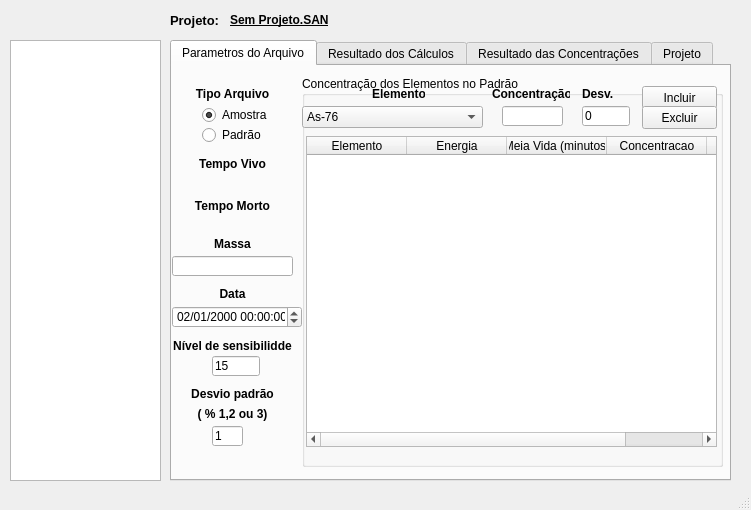
This is source/Designer/frmmenu.ui in TheProjecter/naas as Qt 5 draws it before an edit. The edited form follows.
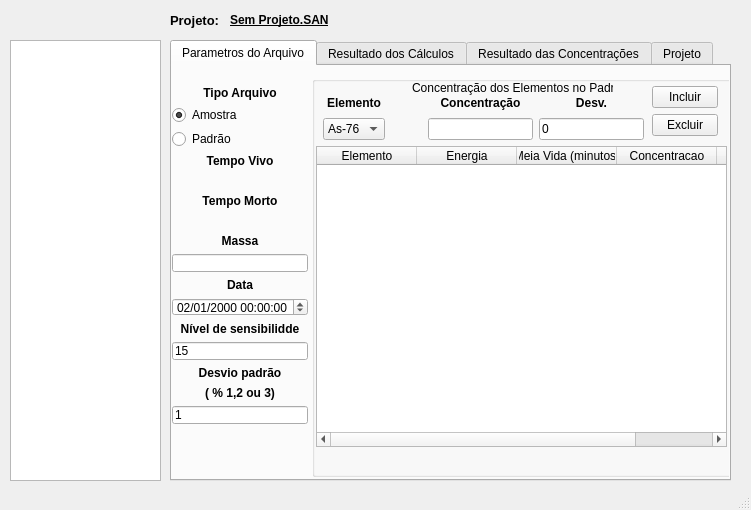
This is the edited form.

What changed in the file:
```diff
--- a/source/Designer/frmmenu.ui
+++ b/source/Designer/frmmenu.ui
@@ -50,404 +50,38 @@
          <verstretch>0</verstretch>
         </sizepolicy>
        </property>
-       <property name="currentIndex" >
+       <property name="minimumSize">
+        <size>
+         <width>559</width>
+         <height>439</height>
+        </size>
+       </property>
+       <property name="currentIndex">
         <number>0</number>
        </property>
        <widget class="QWidget" name="tbresultados" >
         <attribute name="title" >
          <string>Parametros do Arquivo</string>
         </attribute>
-        <widget class="QLabel" name="label_6" >
-         <property name="geometry" >
+        <widget class="QGroupBox" name="groupBox">
+         <property name="geometry">
           <rect>
-           <x>0</x>
-           <y>130</y>
-           <width>121</width>
-           <height>20</height>
-          </rect>
-         </property>
-         <property name="font" >
-          <font>
-           <weight>75</weight>
-           <bold>true</bold>
-          </font>
-         </property>
-         <property name="text" >
-          <string>Tempo Morto</string>
-         </property>
-         <property name="alignment" >
-          <set>Qt::AlignCenter</set>
-         </property>
-        </widget>
-        <widget class="QLabel" name="label_3" >
-         <property name="geometry" >
-          <rect>
-           <x>0</x>
-           <y>170</y>
-           <width>121</width>
-           <height>16</height>
-          </rect>
-         </property>
-         <property name="font" >
-          <font>
-           <weight>75</weight>
-           <bold>true</bold>
-          </font>
-         </property>
-         <property name="text" >
-          <string>Massa</string>
-         </property>
-         <property name="alignment" >
-          <set>Qt::AlignCenter</set>
-         </property>
-        </widget>
-        <widget class="QLabel" name="label" >
-         <property name="geometry" >
-          <rect>
-           <x>0</x>
-           <y>220</y>
-           <width>121</width>
-           <height>16</height>
-          </rect>
-         </property>
-         <property name="font" >
-          <font>
-           <weight>75</weight>
-           <bold>true</bold>
-          </font>
-         </property>
-         <property name="text" >
-          <string>Data</string>
-         </property>
-         <property name="alignment" >
-          <set>Qt::AlignCenter</set>
-         </property>
-        </widget>
-        <widget class="QLabel" name="label_4" >
-         <property name="geometry" >
-          <rect>
-           <x>0</x>
-           <y>90</y>
-           <width>121</width>
-           <height>16</height>
-          </rect>
-         </property>
-         <property name="font" >
-          <font>
-           <weight>75</weight>
-           <bold>true</bold>
-          </font>
-         </property>
-         <property name="text" >
-          <string>Tempo Vivo</string>
-         </property>
-         <property name="alignment" >
-          <set>Qt::AlignCenter</set>
-         </property>
-        </widget>
-        <widget class="QLabel" name="label_5" >
-         <property name="geometry" >
-          <rect>
-           <x>0</x>
-           <y>20</y>
-           <width>121</width>
-           <height>16</height>
-          </rect>
-         </property>
-         <property name="font" >
-          <font>
-           <weight>75</weight>
-           <bold>true</bold>
-          </font>
-         </property>
-         <property name="text" >
-          <string>Tipo Arquivo</string>
-         </property>
-         <property name="alignment" >
-          <set>Qt::AlignCenter</set>
-         </property>
-        </widget>
-        <widget class="QLabel" name="label_9" >
-         <property name="geometry" >
-          <rect>
-           <x>0</x>
-           <y>320</y>
-           <width>121</width>
-           <height>16</height>
-          </rect>
-         </property>
-         <property name="font" >
-          <font>
-           <weight>75</weight>
-           <bold>true</bold>
-          </font>
-         </property>
-         <property name="text" >
-          <string>Desvio padrão</string>
-         </property>
-         <property name="alignment" >
-          <set>Qt::AlignCenter</set>
-         </property>
-        </widget>
-        <widget class="QLabel" name="lblmorto" >
-         <property name="geometry" >
-          <rect>
-           <x>0</x>
-           <y>150</y>
-           <width>121</width>
-           <height>16</height>
-          </rect>
-         </property>
-         <property name="text" >
-          <string/>
-         </property>
-         <property name="alignment" >
-          <set>Qt::AlignCenter</set>
-         </property>
-        </widget>
-        <widget class="QLabel" name="lblvivo" >
-         <property name="geometry" >
-          <rect>
-           <x>0</x>
-           <y>110</y>
-           <width>121</width>
-           <height>16</height>
-          </rect>
-         </property>
-         <property name="text" >
-          <string/>
-         </property>
-         <property name="alignment" >
-          <set>Qt::AlignCenter</set>
-         </property>
-        </widget>
-        <widget class="QLineEdit" name="txtmassa" >
-         <property name="geometry" >
-          <rect>
-           <x>0</x>
-           <y>190</y>
-           <width>121</width>
-           <height>20</height>
-          </rect>
-         </property>
-        </widget>
-        <widget class="QDateTimeEdit" name="txtdatah" >
-         <property name="geometry" >
-          <rect>
-           <x>0</x>
-           <y>240</y>
-           <width>130</width>
-           <height>22</height>
-          </rect>
-         </property>
-         <property name="dateTime" >
-          <datetime>
-           <hour>0</hour>
-           <minute>0</minute>
-           <second>0</second>
-           <year>2000</year>
-           <month>1</month>
-           <day>2</day>
-          </datetime>
-         </property>
-         <property name="displayFormat" >
-          <string>dd/MM/yyyy HH:mm:ss</string>
-         </property>
-        </widget>
-        <widget class="QLineEdit" name="txtnivel" >
-         <property name="geometry" >
-          <rect>
-           <x>40</x>
-           <y>290</y>
-           <width>48</width>
-           <height>20</height>
-          </rect>
-         </property>
-         <property name="text" >
-          <string>15</string>
-         </property>
-        </widget>
-        <widget class="QLineEdit" name="txtsigma" >
-         <property name="geometry" >
-          <rect>
-           <x>40</x>
-           <y>360</y>
-           <width>31</width>
-           <height>20</height>
-          </rect>
-         </property>
-         <property name="text" >
-          <string>1</string>
-         </property>
-        </widget>
-        <widget class="QLabel" name="label_8" >
-         <property name="geometry" >
-          <rect>
-           <x>0</x>
-           <y>270</y>
-           <width>121</width>
-           <height>20</height>
-          </rect>
-         </property>
-         <property name="font" >
-          <font>
-           <weight>75</weight>
-           <bold>true</bold>
-          </font>
-         </property>
-         <property name="text" >
-          <string>Nível de sensibilidde</string>
-         </property>
-         <property name="alignment" >
-          <set>Qt::AlignCenter</set>
-         </property>
-        </widget>
-        <widget class="QRadioButton" name="rbp" >
-         <property name="geometry" >
-          <rect>
-           <x>30</x>
-           <y>60</y>
-           <width>83</width>
-           <height>18</height>
-          </rect>
-         </property>
-         <property name="text" >
-          <string>Padrão</string>
-         </property>
-         <property name="checkable" >
-          <bool>true</bool>
-         </property>
-         <property name="checked" >
-          <bool>false</bool>
-         </property>
-        </widget>
-        <widget class="QRadioButton" name="rba" >
-         <property name="geometry" >
-          <rect>
-           <x>30</x>
-           <y>40</y>
-           <width>83</width>
-           <height>18</height>
-          </rect>
-         </property>
-         <property name="text" >
-          <string>Amostra</string>
-         </property>
-         <property name="checkable" >
-          <bool>true</bool>
-         </property>
-         <property name="checked" >
-          <bool>true</bool>
-         </property>
-        </widget>
-        <widget class="QGroupBox" name="groupBox" >
-         <property name="geometry" >
-          <rect>
-           <x>130</x>
+           <x>140</x>
            <y>10</y>
            <width>421</width>
-           <height>391</height>
+           <height>401</height>
           </rect>
          </property>
-         <property name="title" >
-          <string>Concentração dos Elementos no Padrão</string>
+         <property name="title">
+          <string/>
          </property>
-         <widget class="QLabel" name="label_2" >
-          <property name="geometry" >
-           <rect>
-            <x>70</x>
-            <y>10</y>
-            <width>53</width>
-            <height>16</height>
-           </rect>
-          </property>
-          <property name="font" >
-           <font>
-            <weight>75</weight>
-            <bold>true</bold>
-           </font>
-          </property>
-          <property name="text" >
-           <string>Elemento</string>
-          </property>
-         </widget>
-         <widget class="QComboBox" name="cbElem" >
-          <property name="geometry" >
-           <rect>
-            <x>0</x>
-            <y>30</y>
-            <width>181</width>
-            <height>22</height>
-           </rect>
-          </property>
-          <item>
-           <property name="text" >
-            <string>As-76</string>
-           </property>
-          </item>
-         </widget>
-         <widget class="QLabel" name="label_11" >
-          <property name="geometry" >
-           <rect>
-            <x>190</x>
-            <y>10</y>
-            <width>78</width>
-            <height>16</height>
-           </rect>
-          </property>
-          <property name="font" >
-           <font>
-            <weight>75</weight>
-            <bold>true</bold>
-           </font>
-          </property>
-          <property name="text" >
-           <string>Concentração</string>
-          </property>
-         </widget>
-         <widget class="QLineEdit" name="txtConcentra" >
-          <property name="geometry" >
-           <rect>
-            <x>200</x>
-            <y>30</y>
-            <width>61</width>
-            <height>20</height>
-           </rect>
-          </property>
-         </widget>
-         <widget class="QPushButton" name="cmdIncElem" >
-          <property name="geometry" >
-           <rect>
-            <x>340</x>
-            <y>10</y>
-            <width>75</width>
-            <height>23</height>
-           </rect>
-          </property>
-          <property name="text" >
-           <string>Incluir</string>
-          </property>
-         </widget>
-         <widget class="QPushButton" name="cmdExcElem" >
-          <property name="geometry" >
-           <rect>
-            <x>340</x>
-            <y>30</y>
-            <width>75</width>
-            <height>23</height>
-           </rect>
-          </property>
-          <property name="text" >
-           <string>Excluir</string>
-          </property>
-         </widget>
-         <widget class="QTableWidget" name="tbElem" >
-          <property name="geometry" >
+         <widget class="QTableWidget" name="tbElem">
+          <property name="geometry">
            <rect>
             <x>4</x>
-            <y>60</y>
+            <y>70</y>
             <width>411</width>
-            <height>311</height>
+            <height>301</height>
            </rect>
           </property>
           <property name="rowCount" >
@@ -479,60 +113,369 @@
            </property>
           </column>
          </widget>
-         <widget class="QLabel" name="label_13" >
-          <property name="geometry" >
+         <widget class="QLabel" name="label_15">
+          <property name="geometry">
            <rect>
-            <x>280</x>
-            <y>10</y>
-            <width>31</width>
-            <height>16</height>
-           </rect>
-          </property>
-          <property name="font" >
-           <font>
-            <weight>75</weight>
-            <bold>true</bold>
-           </font>
-          </property>
-          <property name="text" >
-           <string>Desv.</string>
-          </property>
-         </widget>
-         <widget class="QLineEdit" name="txtConcentradesv" >
-          <property name="geometry" >
-           <rect>
-            <x>280</x>
-            <y>30</y>
-            <width>48</width>
+            <x>100</x>
+            <y>2</y>
+            <width>201</width>
             <height>20</height>
            </rect>
           </property>
-          <property name="text" >
-           <string>0</string>
+          <property name="text">
+           <string>Concentração dos Elementos no Padrão</string>
           </property>
          </widget>
+         <widget class="QWidget" name="layoutWidget">
+          <property name="geometry">
+           <rect>
+            <x>340</x>
+            <y>10</y>
+            <width>66</width>
+            <height>52</height>
+           </rect>
+          </property>
+          <layout class="QVBoxLayout" name="verticalLayout_3">
+           <item>
+            <widget class="QPushButton" name="cmdIncElem">
+             <property name="text">
+              <string>Incluir</string>
+             </property>
+            </widget>
+           </item>
+           <item>
+            <widget class="QPushButton" name="cmdExcElem">
+             <property name="text">
+              <string>Excluir</string>
+             </property>
+            </widget>
+           </item>
+          </layout>
+         </widget>
+         <widget class="QWidget" name="layoutWidget">
+          <property name="geometry">
+           <rect>
+            <x>11</x>
+            <y>18</y>
+            <width>321</width>
+            <height>46</height>
+           </rect>
+          </property>
+          <layout class="QHBoxLayout" name="horizontalLayout_2">
+           <item>
+            <layout class="QVBoxLayout" name="verticalLayout_4">
+             <item>
+              <widget class="QLabel" name="label_2">
+               <property name="font">
+                <font>
+                 <weight>75</weight>
+                 <bold>true</bold>
+                </font>
+               </property>
+               <property name="text">
+                <string>Elemento</string>
+               </property>
+               <property name="alignment">
+                <set>Qt::AlignCenter</set>
+               </property>
+              </widget>
+             </item>
+             <item>
+              <widget class="QComboBox" name="cbElem">
+               <item>
+                <property name="text">
+                 <string>As-76</string>
+                </property>
+               </item>
+              </widget>
+             </item>
+            </layout>
+           </item>
+           <item>
+            <spacer name="horizontalSpacer_3">
+             <property name="orientation">
+              <enum>Qt::Horizontal</enum>
+             </property>
+             <property name="sizeHint" stdset="0">
+              <size>
+               <width>40</width>
+               <height>20</height>
+              </size>
+             </property>
+            </spacer>
+           </item>
+           <item>
+            <layout class="QVBoxLayout" name="verticalLayout_6">
+             <item>
+              <widget class="QLabel" name="label_11">
+               <property name="font">
+                <font>
+                 <weight>75</weight>
+                 <bold>true</bold>
+                </font>
+               </property>
+               <property name="text">
+                <string>Concentração</string>
+               </property>
+               <property name="alignment">
+                <set>Qt::AlignCenter</set>
+               </property>
+              </widget>
+             </item>
+             <item>
+              <widget class="QLineEdit" name="txtConcentra"/>
+             </item>
+            </layout>
+           </item>
+           <item>
+            <layout class="QVBoxLayout" name="verticalLayout_7">
+             <item>
+              <widget class="QLabel" name="label_13">
+               <property name="font">
+                <font>
+                 <weight>75</weight>
+                 <bold>true</bold>
+                </font>
+               </property>
+               <property name="text">
+                <string>Desv.</string>
+               </property>
+               <property name="alignment">
+                <set>Qt::AlignCenter</set>
+               </property>
+              </widget>
+             </item>
+             <item>
+              <widget class="QLineEdit" name="txtConcentradesv">
+               <property name="text">
+                <string>0</string>
+               </property>
+              </widget>
+             </item>
+            </layout>
+           </item>
+          </layout>
+         </widget>
         </widget>
-        <widget class="QLabel" name="label_14" >
-         <property name="geometry" >
+        <widget class="QWidget" name="layoutWidget">
+         <property name="geometry">
           <rect>
            <x>0</x>
-           <y>340</y>
-           <width>121</width>
-           <height>16</height>
+           <y>20</y>
+           <width>136</width>
+           <height>338</height>
           </rect>
          </property>
-         <property name="font" >
-          <font>
-           <weight>75</weight>
-           <bold>true</bold>
-          </font>
-         </property>
-         <property name="text" >
-          <string>( % 1,2 ou 3)</string>
-         </property>
-         <property name="alignment" >
-          <set>Qt::AlignCenter</set>
-         </property>
+         <layout class="QVBoxLayout" name="verticalLayout_2">
+          <item>
+           <widget class="QLabel" name="label_5">
+            <property name="font">
+             <font>
+              <weight>75</weight>
+              <bold>true</bold>
+             </font>
+            </property>
+            <property name="text">
+             <string>Tipo Arquivo</string>
+            </property>
+            <property name="alignment">
+             <set>Qt::AlignCenter</set>
+            </property>
+           </widget>
+          </item>
+          <item>
+           <widget class="QRadioButton" name="rba">
+            <property name="text">
+             <string>Amostra</string>
+            </property>
+            <property name="checkable">
+             <bool>true</bool>
+            </property>
+            <property name="checked">
+             <bool>true</bool>
+            </property>
+           </widget>
+          </item>
+          <item>
+           <widget class="QRadioButton" name="rbp">
+            <property name="text">
+             <string>Padrão</string>
+            </property>
+            <property name="checkable">
+             <bool>true</bool>
+            </property>
+            <property name="checked">
+             <bool>false</bool>
+            </property>
+           </widget>
+          </item>
+          <item>
+           <widget class="QLabel" name="label_4">
+            <property name="font">
+             <font>
+              <weight>75</weight>
+              <bold>true</bold>
+             </font>
+            </property>
+            <property name="text">
+             <string>Tempo Vivo</string>
+            </property>
+            <property name="alignment">
+             <set>Qt::AlignCenter</set>
+            </property>
+           </widget>
+          </item>
+          <item>
+           <widget class="QLabel" name="lblvivo">
+            <property name="text">
+             <string/>
+            </property>
+            <property name="alignment">
+             <set>Qt::AlignCenter</set>
+            </property>
+           </widget>
+          </item>
+          <item>
+           <widget class="QLabel" name="label_6">
+            <property name="font">
+             <font>
+              <weight>75</weight>
+              <bold>true</bold>
+             </font>
+            </property>
+            <property name="text">
+             <string>Tempo Morto</string>
+            </property>
+            <property name="alignment">
+             <set>Qt::AlignCenter</set>
+            </property>
+           </widget>
+          </item>
+          <item>
+           <widget class="QLabel" name="lblmorto">
+            <property name="text">
+             <string/>
+            </property>
+            <property name="alignment">
+             <set>Qt::AlignCenter</set>
+            </property>
+           </widget>
+          </item>
+          <item>
+           <widget class="QLabel" name="label_3">
+            <property name="font">
+             <font>
+              <weight>75</weight>
+              <bold>true</bold>
+             </font>
+            </property>
+            <property name="text">
+             <string>Massa</string>
+            </property>
+            <property name="alignment">
+             <set>Qt::AlignCenter</set>
+            </property>
+           </widget>
+          </item>
+          <item>
+           <widget class="QLineEdit" name="txtmassa"/>
+          </item>
+          <item>
+           <widget class="QLabel" name="label">
+            <property name="font">
+             <font>
+              <weight>75</weight>
+              <bold>true</bold>
+             </font>
+            </property>
+            <property name="text">
+             <string>Data</string>
+            </property>
+            <property name="alignment">
+             <set>Qt::AlignCenter</set>
+            </property>
+           </widget>
+          </item>
+          <item>
+           <widget class="QDateTimeEdit" name="txtdatah">
+            <property name="dateTime">
+             <datetime>
+              <hour>0</hour>
+              <minute>0</minute>
+              <second>0</second>
+              <year>2000</year>
+              <month>1</month>
+              <day>2</day>
+             </datetime>
+            </property>
+            <property name="displayFormat">
+             <string>dd/MM/yyyy HH:mm:ss</string>
+            </property>
+           </widget>
+          </item>
+          <item>
+           <widget class="QLabel" name="label_8">
+            <property name="font">
+             <font>
+              <weight>75</weight>
+              <bold>true</bold>
+             </font>
+            </property>
+            <property name="text">
+             <string>Nível de sensibilidde</string>
+            </property>
+            <property name="alignment">
+             <set>Qt::AlignCenter</set>
+            </property>
+           </widget>
+          </item>
+          <item>
+           <widget class="QLineEdit" name="txtnivel">
+            <property name="text">
+             <string>15</string>
+            </property>
+           </widget>
+          </item>
+          <item>
+           <widget class="QLabel" name="label_9">
+            <property name="font">
+             <font>
+              <weight>75</weight>
+              <bold>true</bold>
+             </font>
+            </property>
+            <property name="text">
+             <string>Desvio padrão</string>
+            </property>
+            <property name="alignment">
+             <set>Qt::AlignCenter</set>
+            </property>
+           </widget>
+          </item>
+          <item>
+           <widget class="QLabel" name="label_14">
+            <property name="font">
+             <font>
+              <weight>75</weight>
+              <bold>true</bold>
+             </font>
+            </property>
+            <property name="text">
+             <string>( % 1,2 ou 3)</string>
+            </property>
+            <property name="alignment">
+             <set>Qt::AlignCenter</set>
+            </property>
+           </widget>
+          </item>
+          <item>
+           <widget class="QLineEdit" name="txtsigma">
+            <property name="text">
+             <string>1</string>
+            </property>
+           </widget>
+          </item>
+         </layout>
         </widget>
        </widget>
        <widget class="QWidget" name="tbconcetracao" >
```
Left out of the diff: 442 changed lines with no effect on the pictures.
